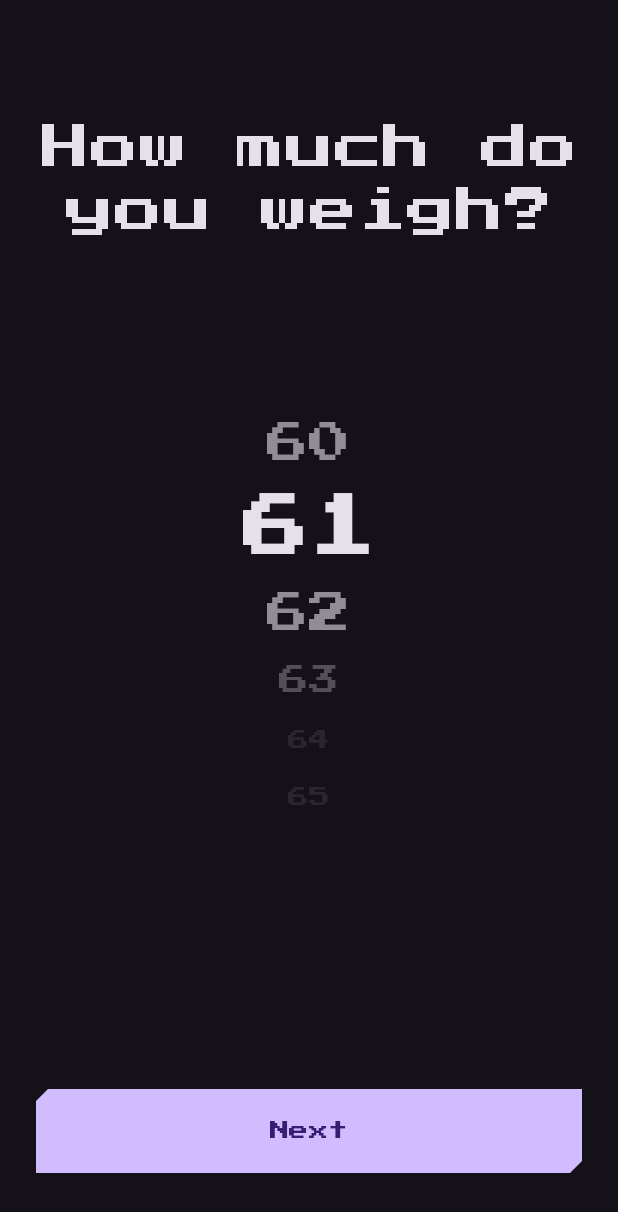
After one commit to Om-Mithare/Water-Intake-Tracker-App, an Android app built with Jetpack Compose: the composable WeightScreen shown on its own in the app's theme, on a phone screen of 412 x 824 dp. The commit adds this screen. Shown: the top 1212 px of the screen. Run offline under Robolectric (Android 15) with nearby library versions, the phone set to English and light mode, and no system bars.

Commit message:
WeightScreen

```diff
--- /dev/null
+++ b/app/src/main/java/Screens/Weight/WeightScreen.kt
@@ -0,0 +1,132 @@
+package Screens.Weight
+
+import androidx.compose.foundation.background
+import androidx.compose.foundation.layout.*
+import androidx.compose.foundation.lazy.LazyColumn
+import androidx.compose.foundation.lazy.itemsIndexed
+import androidx.compose.foundation.lazy.rememberLazyListState
+import androidx.compose.material3.*
+import androidx.compose.runtime.*
+import androidx.compose.ui.Alignment
+import androidx.compose.ui.Modifier
+import androidx.compose.ui.draw.alpha
+import androidx.compose.ui.platform.LocalConfiguration
+import androidx.compose.ui.text.font.FontWeight
+import androidx.compose.ui.text.style.TextAlign
+import androidx.compose.ui.unit.*
+import kotlinx.coroutines.launch
+import androidx.compose.ui.graphics.Color
+
+@Composable
+fun WeightScreen() {
+    val weights = (0..150).toList()
+    val listState = rememberLazyListState()
+    val coroutineScope = rememberCoroutineScope()
+    val screenHeight = LocalConfiguration.current.screenHeightDp.dp
+
+    // Scroll to default weight
+    LaunchedEffect(Unit) {
+        coroutineScope.launch {
+            listState.scrollToItem(60)
+        }
+    }
+
+    val selectedWeight = remember {
+        derivedStateOf {
+            val centerIndex = listState.firstVisibleItemIndex + 1
+            weights.getOrElse(centerIndex) { 60 }
+        }
+    }
+
+    // Theme colors
+    val backgroundColor = MaterialTheme.colorScheme.background
+    val onPrimaryColor = MaterialTheme.colorScheme.onPrimary
+    val primaryColor = MaterialTheme.colorScheme.primary
+
+    Box(
+        modifier = Modifier
+            .fillMaxSize()
+            .background(backgroundColor)
+            .padding(horizontal = 24.dp)
+    ) {
+        // Slightly smaller pixel question text
+        Text(
+            text = "How much do you weigh?",
+            style = MaterialTheme.typography.displayMedium.copy( // 👈 Now 32.sp
+                color = MaterialTheme.colorScheme.onBackground,
+                lineHeight = 42.sp,
+                textAlign = TextAlign.Center
+            ),
+            modifier = Modifier
+                .align(Alignment.TopCenter)
+                .padding(top = screenHeight * 0.1f)
+        )
+
+        // Centered number list
+        Box(
+            modifier = Modifier
+                .fillMaxWidth()
+                .height(280.dp)
+                .align(Alignment.Center)
+        ) {
+            LazyColumn(
+                state = listState,
+                modifier = Modifier.fillMaxSize(),
+                horizontalAlignment = Alignment.CenterHorizontally
+            ) {
+                itemsIndexed(weights) { index, weight ->
+                    val centerIndex = listState.firstVisibleItemIndex + 1
+                    val distance = kotlin.math.abs(index - centerIndex)
+
+                    val fontSize = when (distance) {
+                        0 -> 44.sp
+                        1 -> 28.sp
+                        2 -> 20.sp
+                        else -> 14.sp
+                    }
+
+                    val alpha = when (distance) {
+                        0 -> 1f
+                        1 -> 0.6f
+                        2 -> 0.3f
+                        else -> 0.1f
+                    }
+
+                    Text(
+                        text = "$weight",
+                        fontSize = fontSize,
+                        color = MaterialTheme.colorScheme.onSurface,
+                        fontWeight = if (distance == 0) FontWeight.Bold else FontWeight.Normal,
+                        modifier = Modifier
+                            .fillMaxWidth()
+                            .alpha(alpha)
+                            .padding(vertical = 10.dp),
+                        textAlign = TextAlign.Center
+                    )
+                }
+            }
+        }
+
+        // Next Button with Pixel colors
+        Button(
+            onClick = {
+                // TODO: Navigate to next screen or save weight
+            },
+            modifier = Modifier
+                .align(Alignment.BottomCenter)
+                .padding(bottom = 42.dp)
+                .fillMaxWidth()
+                .height(56.dp),
+            shape = MaterialTheme.shapes.medium,
+            colors = ButtonDefaults.buttonColors(
+                containerColor = primaryColor,
+                contentColor = onPrimaryColor
+            )
+        ) {
+            Text(
+                text = "Next",
+                style = MaterialTheme.typography.titleMedium
+            )
+        }
+    }
+}
--- a/app/src/main/java/com/example/waterintaketracker/MainActivity.kt
+++ b/app/src/main/java/com/example/waterintaketracker/MainActivity.kt
@@ -4,11 +4,18 @@ import android.os.Bundle
 import androidx.activity.ComponentActivity
 import androidx.activity.compose.setContent
 import androidx.activity.enableEdgeToEdge
+import androidx.compose.foundation.layout.fillMaxSize
+import androidx.compose.foundation.layout.padding
+import androidx.compose.material3.Scaffold
+import androidx.compose.material3.Text
+import androidx.compose.runtime.Composable
+import androidx.compose.ui.Modifier
+import androidx.compose.ui.tooling.preview.Preview
+import androidx.navigation.NavGraph
+import androidx.navigation.compose.rememberNavController
 import com.example.waterintaketracker.ui.theme.WaterIntakeTrackerTheme
-import com.waterintaketracker.screens.age.AgeScreen
 import dagger.hilt.android.AndroidEntryPoint
-import Screens.Wakeup.WakeupTimeScreen
-
+import Screens.Weight.WeightScreen
 @AndroidEntryPoint
 class MainActivity : ComponentActivity() {
     override fun onCreate(savedInstanceState: Bundle?) {
@@ -16,10 +23,8 @@ class MainActivity : ComponentActivity() {
         enableEdgeToEdge()
         setContent {
             WaterIntakeTrackerTheme {
-
-                WakeupTimeScreen()
-                }
-
+                WeightScreen()
             }
         }
     }
+}
```
